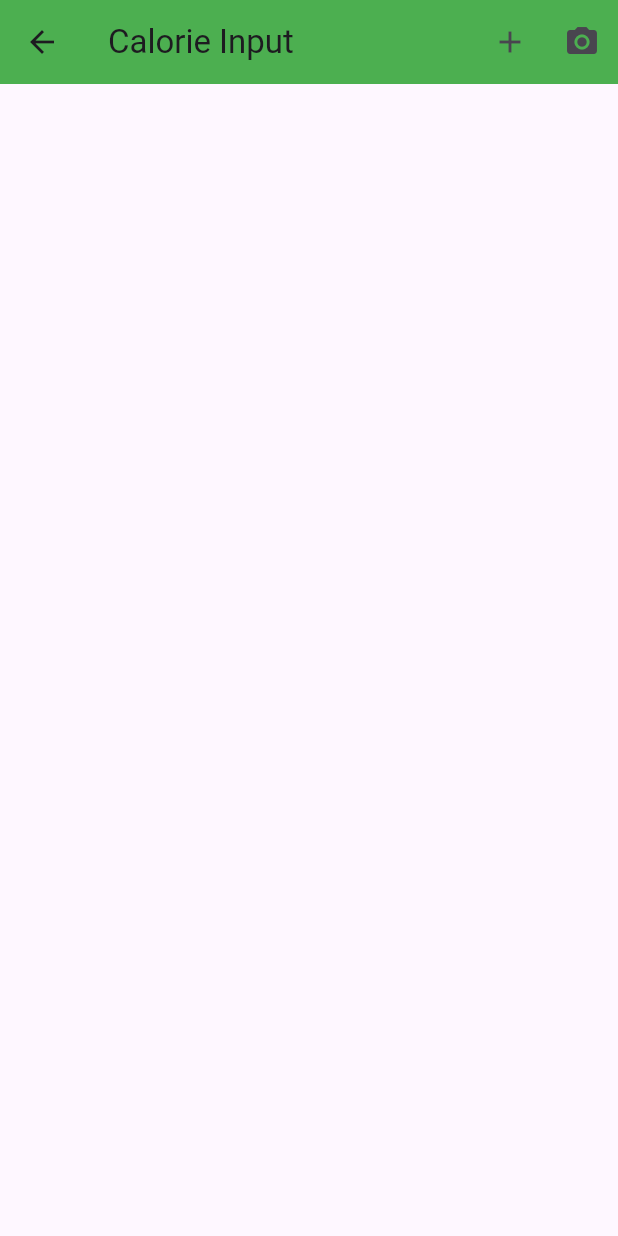
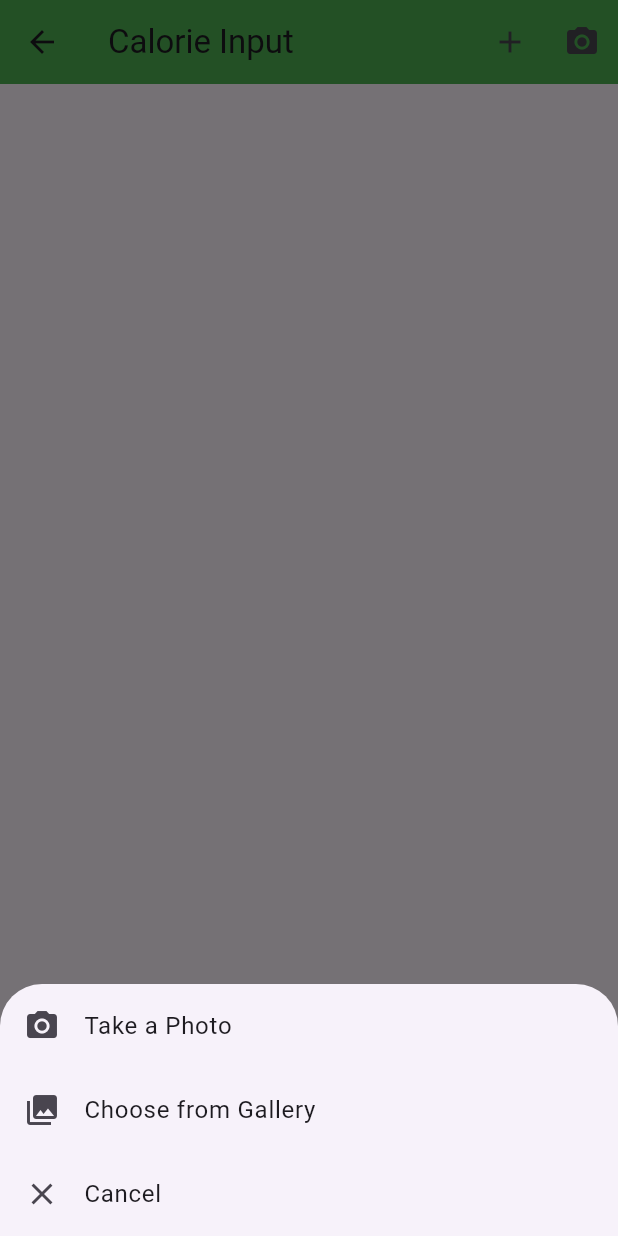
Before and after one commit to casfian/ollamaapidemo, a Flutter app: the Second screen opened directly, after a tap on the "photo camera" icon, on a phone screen of 412 x 824 dp. Run offline on Flutter 3.47's test engine with Material 3 defaults, Android fonts, the phone set to English and light mode, and no system bars; our stand-ins replace image_picker.

Commit message:
Added an Actionsheet to select camera or photogallery. Camera must use real device

```diff
--- a/lib/second.dart
+++ b/lib/second.dart
@@ -83,10 +83,59 @@ $breakdownString
   Future<void> _uploadImage() async {
   print("Image picker is triggered. Show Image picker now!");
   try {
-      // Pick an image from the gallery or camera
-      final XFile? image = await _picker.pickImage(source: ImageSource.gallery);
+    // Show an action sheet to choose between Camera and Gallery
+    await showModalBottomSheet(
+      context: context,
+      builder: (BuildContext context) {
+        return SafeArea(
+          child: Column(
+            mainAxisSize: MainAxisSize.min,
+            children: [
+              ListTile(
+                leading: const Icon(Icons.camera_alt),
+                title: const Text('Take a Photo'),
+                onTap: () async {
+                  Navigator.pop(context); // Close the action sheet
+                  final XFile? image =
+                      await _picker.pickImage(source: ImageSource.camera);
+                  await _processImage(image); // Process the selected image
+                },
+              ),
+              ListTile(
+                leading: const Icon(Icons.photo_library),
+                title: const Text('Choose from Gallery'),
+                onTap: () async {
+                  Navigator.pop(context); // Close the action sheet
+                  final XFile? image =
+                      await _picker.pickImage(source: ImageSource.gallery);
+                  await _processImage(image); // Process the selected image
+                },
+              ),
+              ListTile(
+                leading: const Icon(Icons.close),
+                title: const Text('Cancel'),
+                onTap: () {
+                  Navigator.pop(context); // Close the action sheet
+                },
+              ),
+            ],
+          ),
+        );
+      },
+    );
+  } catch (e) {
+    setState(() {
+      _response = 'Error: $e';
+    });
+    print("Error picking image: $e");
+  }
+}
+
+// Helper function to process the selected image
+Future<void> _processImage(XFile? image) async {
   if (image == null) return;
 
+  try {
     // Convert the image to a base64 string
     final bytes = await File(image.path).readAsBytes();
     final base64Image = base64Encode(bytes);
@@ -124,6 +173,7 @@ $breakdownString
     });
   }
 }
+
 
   @override
   Widget build(BuildContext context) {
```
Lines whose indentation alone changed are shown as unchanged.
